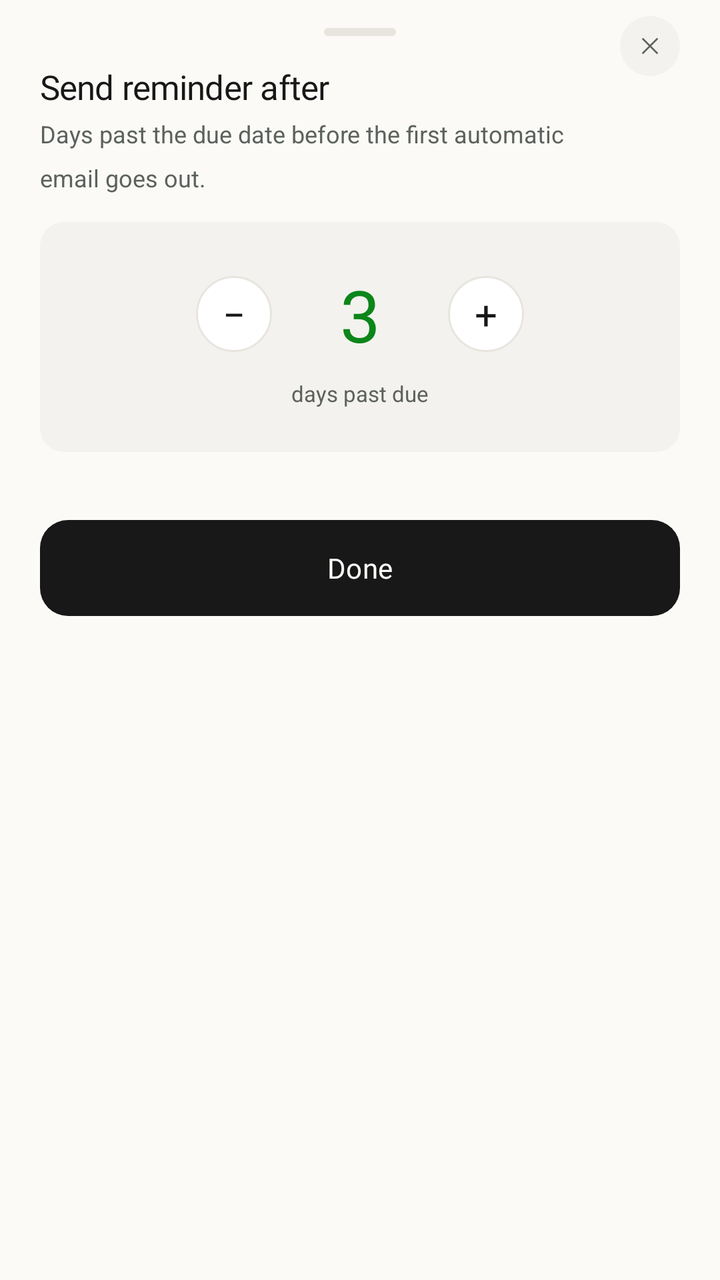
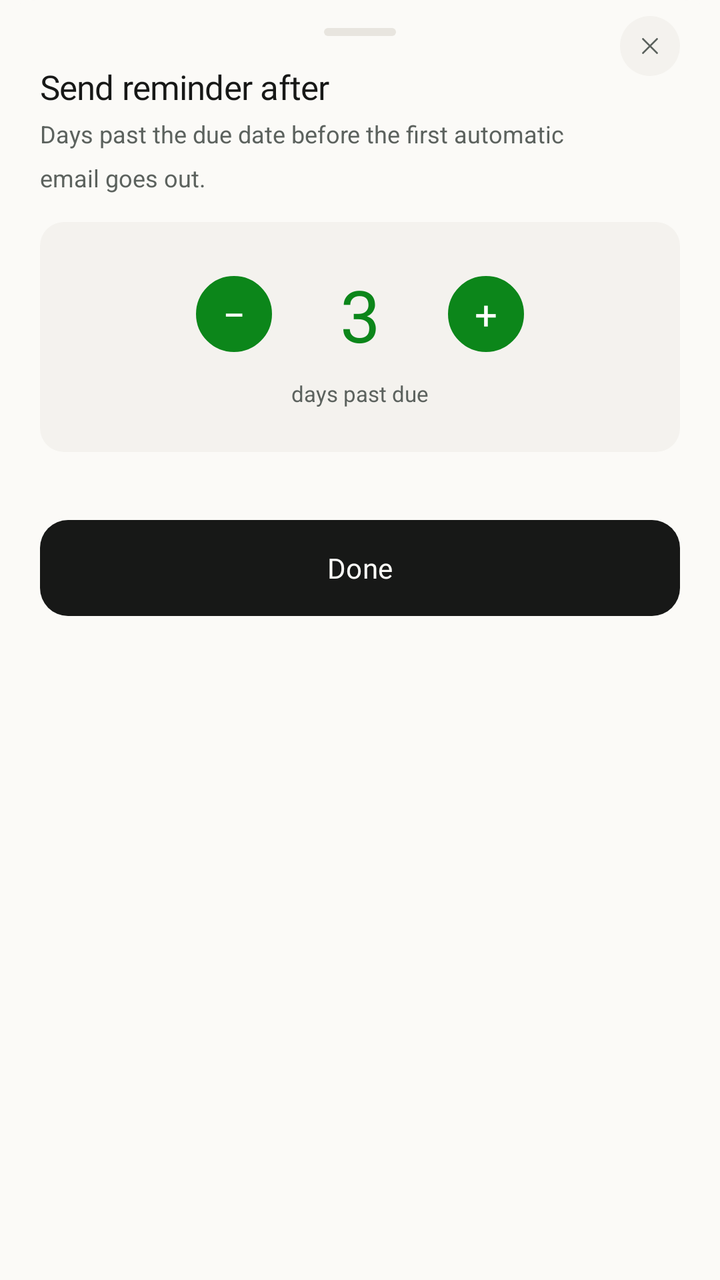

Before-and-after screenshots of an Android layout around one commit, followed by the original layout XML and the change that was made.
<!-- AndroidManifest.xml: application theme Theme.InvoiceGenerator -->
<!-- res/layout/bottom_sheet_send_reminder_after_days.xml -->
<?xml version="1.0" encoding="utf-8"?>
<androidx.constraintlayout.widget.ConstraintLayout xmlns:android="http://schemas.android.com/apk/res/android"
    android:layout_width="match_parent"
    android:layout_height="wrap_content"
    xmlns:app="http://schemas.android.com/apk/res-auto"
    android:background="@drawable/bg_currency_picker_sheet"
    android:paddingHorizontal="20dp"
    android:paddingTop="8dp"
    android:paddingBottom="28dp">

    <view class="android.widget.ImageView"
        android:id="@+id/dragHandleReminder"
        android:layout_width="36dp"
        android:layout_height="4dp"
        android:layout_marginTop="6dp"
        android:background="@drawable/drag_handle_bg"
        app:layout_constraintStart_toStartOf="parent"
        app:layout_constraintEnd_toEndOf="parent"
        app:layout_constraintTop_toTopOf="parent"/>

    <LinearLayout
        android:id="@+id/reminderTitleGroup"
        android:layout_width="0dp"
        android:layout_height="wrap_content"
        android:orientation="vertical"
        app:layout_constraintTop_toBottomOf="@id/dragHandleReminder"
        android:layout_marginTop="14dp"
        app:layout_constraintStart_toStartOf="parent"
        app:layout_constraintEnd_toStartOf="@id/closebtn"
        android:layout_marginEnd="12dp">

        <TextView
            android:id="@+id/reminderTitle"
            android:layout_width="wrap_content"
            android:layout_height="wrap_content"
            android:text="Send reminder after"
            android:fontFamily="@font/inter_bold"
            android:textSize="17sp"
            android:letterSpacing="-0.015"
            android:textColor="@color/btn_text_dark"/>

        <TextView
            android:id="@+id/reminderSubtitle"
            android:layout_width="wrap_content"
            android:layout_height="wrap_content"
            android:textSize="12sp"
            android:text="Days past the due date before the first automatic email goes out."
            android:layout_marginTop="4dp"
            android:textColor="@color/subheading_color_home"
            android:lineSpacingMultiplier="1.5"/>

    </LinearLayout>

    <ImageButton
        android:id="@+id/closebtn"
        android:layout_width="30dp"
        android:layout_height="30dp"
        android:background="@drawable/bg_cross_button"
        android:backgroundTint="@color/greyish_white"
        android:src="@drawable/ic_close"
        app:layout_constraintEnd_toEndOf="parent"
        app:layout_constraintTop_toTopOf="@id/reminderTitle"
        app:layout_constraintBottom_toBottomOf="@id/reminderTitle"/>

    <androidx.constraintlayout.widget.ConstraintLayout
        android:id="@+id/reminderDisplayBox"
        android:layout_width="match_parent"
        android:layout_height="wrap_content"
        android:background="@drawable/bg_invoice_prefix_display"
        android:padding="22dp"
        app:layout_constraintTop_toBottomOf="@id/reminderTitleGroup"
        android:layout_marginTop="14dp"
        app:layout_constraintStart_toStartOf="parent"
        app:layout_constraintEnd_toEndOf="parent">

        <LinearLayout
            android:id="@+id/reminderStepperRow"
            android:layout_width="wrap_content"
            android:layout_height="wrap_content"
            android:orientation="horizontal"
            android:gravity="center_vertical"
            app:layout_constraintTop_toTopOf="parent"
            app:layout_constraintStart_toStartOf="parent"
            app:layout_constraintEnd_toEndOf="parent">

            <TextView
                android:id="@+id/decreaseReminderDaysBtn"
                android:layout_width="38dp"
                android:layout_height="38dp"
                android:background="@drawable/bg_stepper_circle_btn"
                android:text="−"
                android:clickable="true"
                android:gravity="center"
                android:fontFamily="@font/inter_semibold"
                android:textSize="20sp"
                android:textColor="@color/btn_text_dark"
                android:layout_marginEnd="14dp"/>

            <TextView
                android:id="@+id/reminderDaysValue"
                android:layout_width="60dp"
                android:layout_height="wrap_content"
                android:text="3"
                android:gravity="center"
                android:fontFamily="@font/inter_bold"
                android:textSize="36sp"
                android:letterSpacing="-0.025"
                android:textColor="@color/primary_green"/>

            <TextView
                android:id="@+id/increaseReminderDaysBtn"
                android:layout_width="38dp"
                android:layout_height="38dp"
                android:background="@drawable/bg_stepper_circle_btn"
                android:text="+"
                android:clickable="true"
                android:gravity="center"
                android:fontFamily="@font/inter_semibold"
                android:textSize="20sp"
                android:textColor="@color/btn_text_dark"
                android:layout_marginStart="14dp"/>

        </LinearLayout>

        <TextView
            android:id="@+id/reminderDaysLabel"
            android:layout_width="wrap_content"
            android:layout_height="wrap_content"
            android:text="days past due"
            android:textSize="11sp"
            android:textColor="@color/subheading_color_home"
            android:layout_marginTop="8dp"
            app:layout_constraintTop_toBottomOf="@id/reminderStepperRow"
            app:layout_constraintStart_toStartOf="parent"
            app:layout_constraintEnd_toEndOf="parent"/>

    </androidx.constraintlayout.widget.ConstraintLayout>

    <com.google.android.material.chip.ChipGroup
        android:id="@+id/reminderPresetsChipGroup"
        android:layout_width="match_parent"
        android:layout_height="wrap_content"
        android:layout_marginTop="16dp"
        app:layout_constraintTop_toBottomOf="@id/reminderDisplayBox"
        app:layout_constraintStart_toStartOf="parent"
        app:layout_constraintEnd_toEndOf="parent"
        app:singleSelection="true"
        app:selectionRequired="false"
        app:chipSpacingHorizontal="6dp"
        app:chipSpacingVertical="6dp"/>

    <Button
        android:id="@+id/doneBtn"
        android:layout_width="match_parent"
        android:layout_height="wrap_content"
        android:layout_marginTop="18dp"
        android:text="Done"
        android:textAllCaps="false"
        android:textSize="14sp"
        android:fontFamily="@font/inter_semibold"
        android:textColor="@color/bg_cream"
        app:backgroundTint="@null"
        android:background="@drawable/green_btn_bg"
        android:backgroundTint="@color/btn_bg_dark"
        app:layout_constraintTop_toBottomOf="@id/reminderPresetsChipGroup"
        app:layout_constraintStart_toStartOf="parent"
        app:layout_constraintEnd_toEndOf="parent"/>

</androidx.constraintlayout.widget.ConstraintLayout>
<!-- resources referenced by this layout -->
<resources>
  <color name="bg_cream">#FBFAF7</color>
  <color name="btn_bg_dark">#171817</color>
  <color name="btn_text_dark">#171817</color>
  <color name="greyish_white">#F4F2EE</color>
  <color name="primary_green">#0C861A</color>
  <color name="subheading_color_home">#5C625E</color>
  <!-- drawable bg_cross_button (drawable) -->
  <?xml version="1.0" encoding="utf-8"?>
  <shape xmlns:android="http://schemas.android.com/apk/res/android">
      <corners android:radius="999dp"/>
      <solid android:color="@color/greyish_white" />
  </shape>
  <!-- drawable bg_currency_picker_sheet (drawable) -->
  <?xml version="1.0" encoding="utf-8"?>
  <shape xmlns:android="http://schemas.android.com/apk/res/android">
      <corners android:topLeftRadius="18dp" android:topRightRadius="18dp"/>
      <solid android:color="@color/bg_cream"/>
  </shape>
  <!-- drawable bg_invoice_prefix_display (drawable) -->
  <?xml version="1.0" encoding="utf-8"?>
  <shape xmlns:android="http://schemas.android.com/apk/res/android">
      <solid android:color="@color/greyish_white"/>
      <corners android:radius="12dp"/>
  </shape>
  <!-- drawable bg_stepper_circle_btn (drawable) -->
  <?xml version="1.0" encoding="utf-8"?>
  <shape xmlns:android="http://schemas.android.com/apk/res/android"
      android:shape="oval">
      <solid android:color="#FFFFFF"/>
      <stroke
          android:width="1dp"
          android:color="#E8E5DF"/>
  </shape>
  <!-- drawable drag_handle_bg (drawable) -->
  <?xml version="1.0" encoding="utf-8"?>
  <shape xmlns:android="http://schemas.android.com/apk/res/android">
      <solid android:color="@color/btn_border_light" />
      <corners android:radius="2dp" />
  </shape>
  <!-- drawable green_btn_bg (drawable) -->
  <?xml version="1.0" encoding="utf-8"?>
  <shape xmlns:android="http://schemas.android.com/apk/res/android">
      <solid android:color="#0C861A" />
      <corners android:radius="14dp" />
  </shape>
  <!-- drawable ic_close (drawable) -->
  <?xml version="1.0" encoding="utf-8"?>
  <vector xmlns:android="http://schemas.android.com/apk/res/android"
      android:width="14dp"
      android:height="14dp"
      android:viewportWidth="24"
      android:viewportHeight="24">
  
      <path
          android:pathData="M6,6 L18,18"
          android:strokeColor="@color/text_grey"
          android:strokeWidth="1.6"
          android:strokeLineCap="round"
          android:strokeLineJoin="round" />
  
      <path
          android:pathData="M18,6 L6,18"
          android:strokeColor="@color/text_grey"
          android:strokeWidth="1.6"
          android:strokeLineCap="round"
          android:strokeLineJoin="round" />
  
  </vector>
  <style name="Theme.InvoiceGenerator" parent="Base.Theme.InvoiceGenerator" />
  <color name="btn_border_light">#E8E5DF</color>
  <color name="text_grey">#5C625E</color>
  <style name="Base.Theme.InvoiceGenerator" parent="Theme.Material3.DayNight.NoActionBar">
          <item name="android:navigationBarColor">@android:color/transparent</item>
          <item name="android:statusBarColor">@android:color/transparent</item>
          <item name="android:windowBackground">@color/bg_cream</item>
          <item name="android:windowLightNavigationBar" tools:targetApi="o_mr1">true</item>
      </style>
</resources>

<!-- the commit's change to res/layout/bottom_sheet_send_reminder_after_days.xml (unified diff, before → after) -->
@@ -93,7 +93,7 @@
                 android:gravity="center"
                 android:fontFamily="@font/inter_semibold"
                 android:textSize="20sp"
-                android:textColor="@color/btn_text_dark"
+                android:textColor="@color/on_primary_text"
                 android:layout_marginEnd="14dp"/>
 
             <TextView
@@ -117,7 +117,7 @@
                 android:gravity="center"
                 android:fontFamily="@font/inter_semibold"
                 android:textSize="20sp"
-                android:textColor="@color/btn_text_dark"
+                android:textColor="@color/on_primary_text"
                 android:layout_marginStart="14dp"/>
 
         </LinearLayout>
<!-- resource entries referenced after the edit -->
@@ -4,6 +4,7 @@
   <color name="btn_bg_dark">#171817</color>
   <color name="btn_text_dark">#171817</color>
   <color name="greyish_white">#F4F2EE</color>
+  <color name="on_primary_text">#FFFFFF</color>
   <color name="primary_green">#0C861A</color>
   <color name="subheading_color_home">#5C625E</color>
   <!-- drawable bg_cross_button (drawable) -->
@@ -28,10 +29,10 @@
   <?xml version="1.0" encoding="utf-8"?>
   <shape xmlns:android="http://schemas.android.com/apk/res/android"
       android:shape="oval">
-      <solid android:color="#FFFFFF"/>
+      <solid android:color="@color/primary_green"/>
       <stroke
           android:width="1dp"
-          android:color="#E8E5DF"/>
+          android:color="@color/primary_green"/>
   </shape>
   <!-- drawable drag_handle_bg (drawable) -->
   <?xml version="1.0" encoding="utf-8"?>
